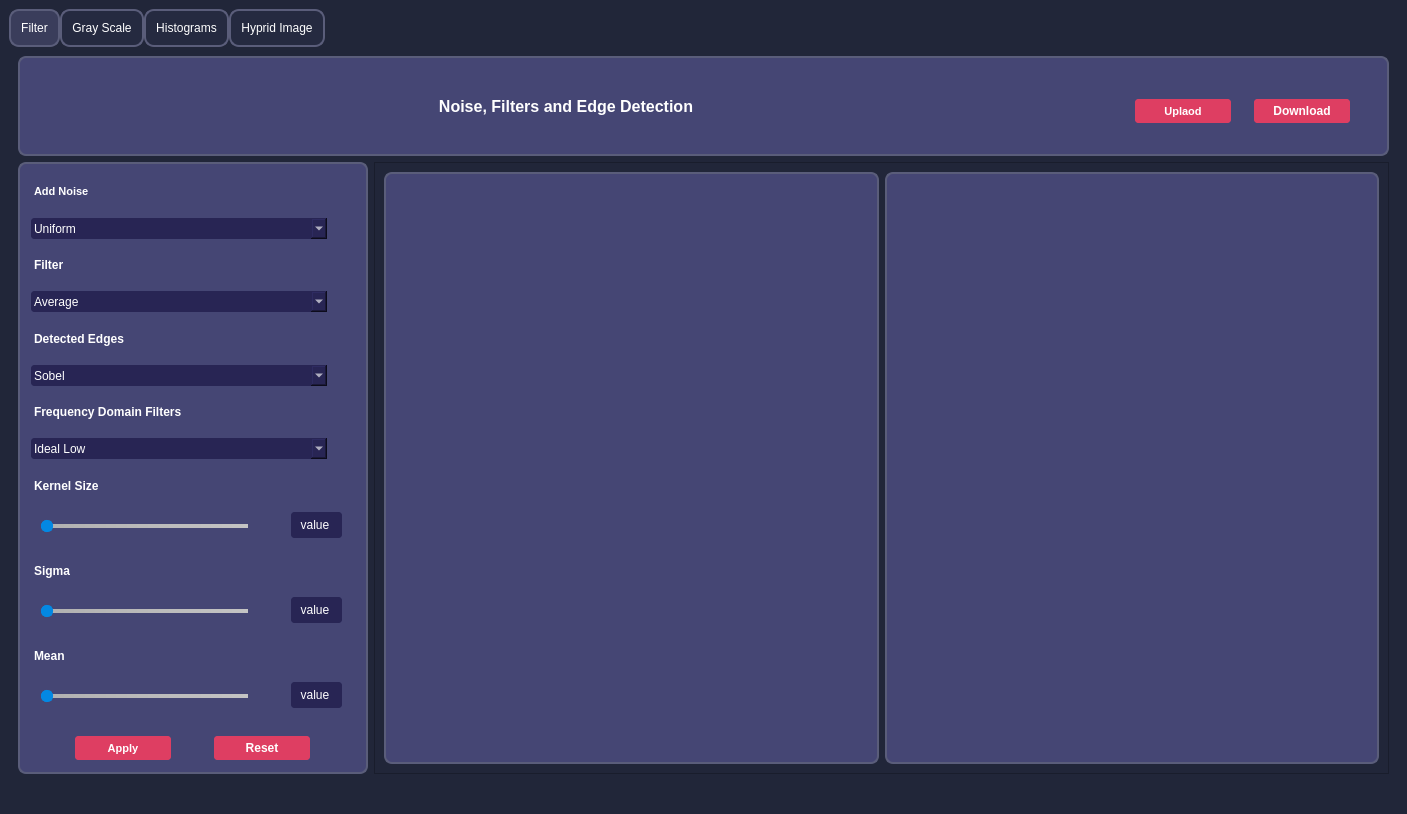
Qt form allUI.ui (shahdragab89/Filtering-and-edge-detection) before a commit.
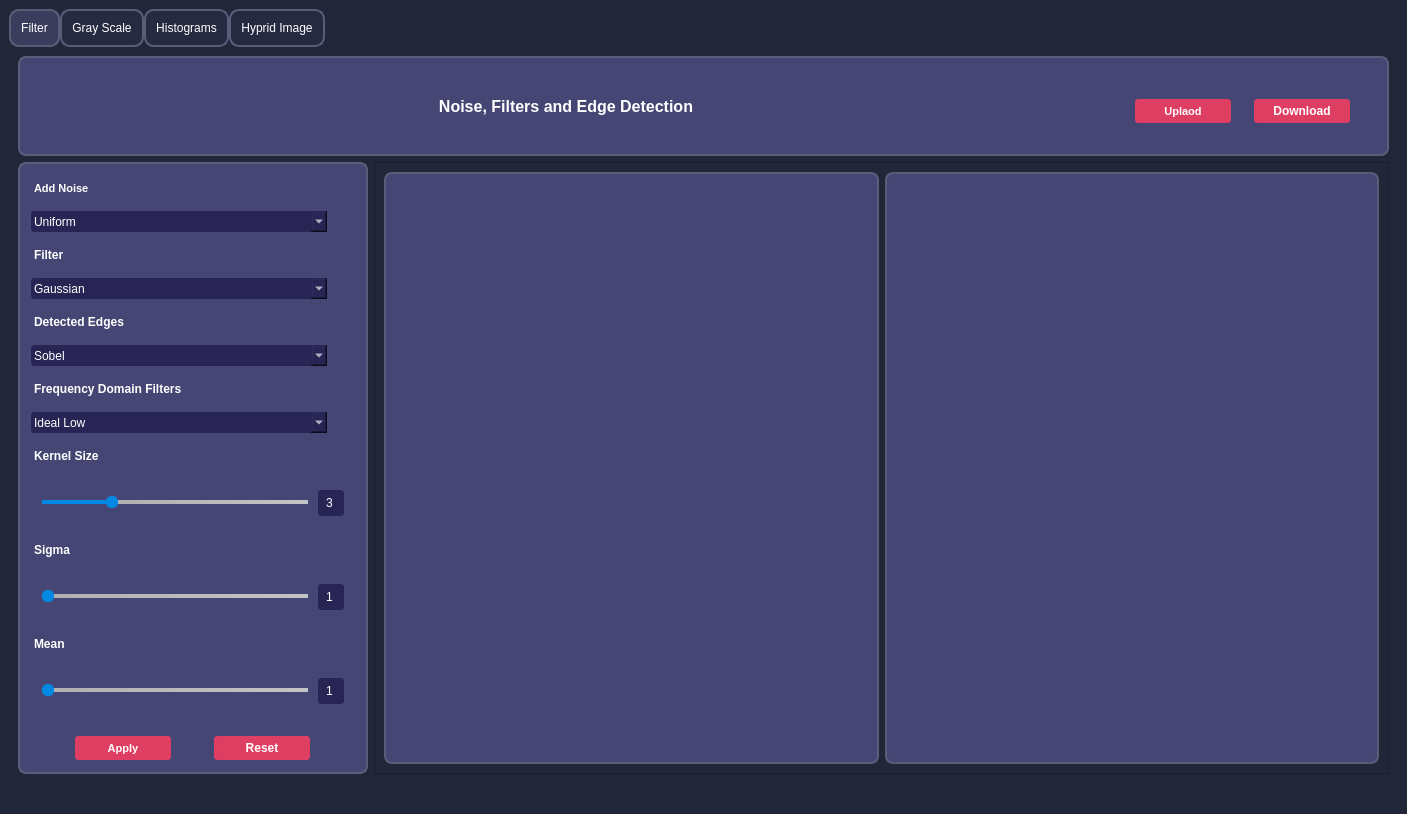
The same form after that commit.

```diff
--- a/allUI.ui
+++ b/allUI.ui
@@ -348,6 +348,11 @@
 color:white;
 border : 2px solid #454674; </string>
              </property>
+             <item>
+              <property name="text">
+               <string>Gaussian</string>
+              </property>
+             </item>
              <item>
               <property name="text">
                <string>Average</string>
@@ -507,15 +512,9 @@
              <property name="frameShadow">
               <enum>QFrame::Raised</enum>
              </property>
+             <layout class="QHBoxLayout" name="horizontalLayout_5">
+              <item>
              <widget class="QSlider" name="kernel_slider">
-              <property name="geometry">
-               <rect>
-                <x>10</x>
-                <y>5</y>
-                <width>211</width>
-                <height>22</height>
-               </rect>
-              </property>
               <property name="styleSheet">
                <string notr="true">QSlider::groove:horizontal {
     border: 1px solid #999999;
@@ -544,34 +543,40 @@
 }
 </string>
               </property>
+                <property name="minimum">
+                 <number>1</number>
+                </property>
+                <property name="maximum">
+                 <number>9</number>
+                </property>
+                <property name="value">
+                 <number>3</number>
+                </property>
               <property name="orientation">
                <enum>Qt::Horizontal</enum>
               </property>
              </widget>
-             <widget class="QLabel" name="kernel_value">
-              <property name="geometry">
-               <rect>
-                <x>260</x>
-                <y>0</y>
-                <width>55</width>
-                <height>30</height>
-               </rect>
-              </property>
+              </item>
+              <item alignment="Qt::AlignHCenter|Qt::AlignVCenter">
+               <widget class="QLabel" name="kernel_label">
               <property name="minimumSize">
                <size>
-                <width>0</width>
+                  <width>30</width>
                 <height>30</height>
                </size>
               </property>
               <property name="styleSheet">
                <string notr="true">background-color: #282554;
 border-radius: 5px;
-color:white;</string>
+color:white;
+padding-left:5px;</string>
               </property>
               <property name="text">
-               <string>  value</string>
-              </property>
-             </widget>
+                 <string>3</string>
+                </property>
+               </widget>
+              </item>
+             </layout>
             </widget>
            </item>
            <item>
@@ -602,15 +607,9 @@
              <property name="frameShadow">
               <enum>QFrame::Raised</enum>
              </property>
+             <layout class="QHBoxLayout" name="horizontalLayout_6">
+              <item>
              <widget class="QSlider" name="sigma_slider">
-              <property name="geometry">
-               <rect>
-                <x>10</x>
-                <y>5</y>
-                <width>211</width>
-                <height>22</height>
-               </rect>
-              </property>
               <property name="styleSheet">
                <string notr="true">QSlider::groove:horizontal {
     border: 1px solid #999999;
@@ -639,34 +638,34 @@
 }
 </string>
               </property>
+                <property name="minimum">
+                 <number>1</number>
+                </property>
               <property name="orientation">
                <enum>Qt::Horizontal</enum>
               </property>
              </widget>
-             <widget class="QLabel" name="sigma_value">
-              <property name="geometry">
-               <rect>
-                <x>260</x>
-                <y>0</y>
-                <width>55</width>
-                <height>30</height>
-               </rect>
-              </property>
+              </item>
+              <item>
+               <widget class="QLabel" name="sigma_label">
               <property name="minimumSize">
                <size>
-                <width>0</width>
+                  <width>30</width>
                 <height>30</height>
                </size>
               </property>
               <property name="styleSheet">
                <string notr="true">background-color: #282554;
 border-radius: 5px;
-color:white;</string>
+color:white;
+padding-left:5px;</string>
               </property>
               <property name="text">
-               <string>  value</string>
-              </property>
-             </widget>
+                 <string>1</string>
+                </property>
+               </widget>
+              </item>
+             </layout>
             </widget>
            </item>
            <item>
@@ -697,15 +696,9 @@
              <property name="frameShadow">
               <enum>QFrame::Raised</enum>
              </property>
+             <layout class="QHBoxLayout" name="horizontalLayout_7">
+              <item>
              <widget class="QSlider" name="mean_slider">
-              <property name="geometry">
-               <rect>
-                <x>10</x>
-                <y>5</y>
-                <width>211</width>
-                <height>22</height>
-               </rect>
-              </property>
               <property name="styleSheet">
                <string notr="true">QSlider::groove:horizontal {
     border: 1px solid #999999;
@@ -735,10 +728,10 @@
 </string>
               </property>
               <property name="minimum">
-               <number>0</number>
+                 <number>1</number>
               </property>
               <property name="value">
-               <number>0</number>
+                 <number>1</number>
               </property>
               <property name="orientation">
                <enum>Qt::Horizontal</enum>
@@ -747,30 +740,27 @@
                <enum>QSlider::NoTicks</enum>
               </property>
              </widget>
-             <widget class="QLabel" name="mean_value">
-              <property name="geometry">
-               <rect>
-                <x>260</x>
-                <y>0</y>
-                <width>55</width>
-                <height>30</height>
-               </rect>
-              </property>
+              </item>
+              <item>
+               <widget class="QLabel" name="mean_label">
               <property name="minimumSize">
                <size>
-                <width>0</width>
+                  <width>30</width>
                 <height>30</height>
                </size>
               </property>
               <property name="styleSheet">
                <string notr="true">background-color: #282554;
 border-radius: 5px;
-color:white;</string>
+color:white;
+padding-left:5px;</string>
               </property>
               <property name="text">
-               <string>  value</string>
-              </property>
-             </widget>
+                 <string>1</string>
+                </property>
+               </widget>
+              </item>
+             </layout>
             </widget>
            </item>
            <item>
```
Left out of the diff: 5 changed lines with no effect on the pictures. Lines whose indentation alone changed are shown as unchanged.
